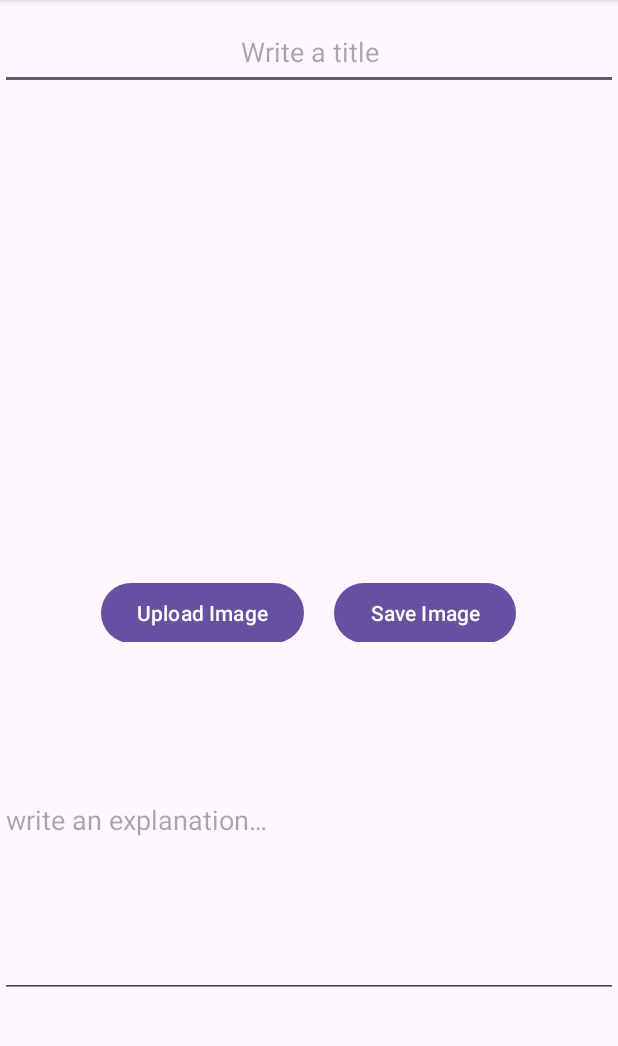
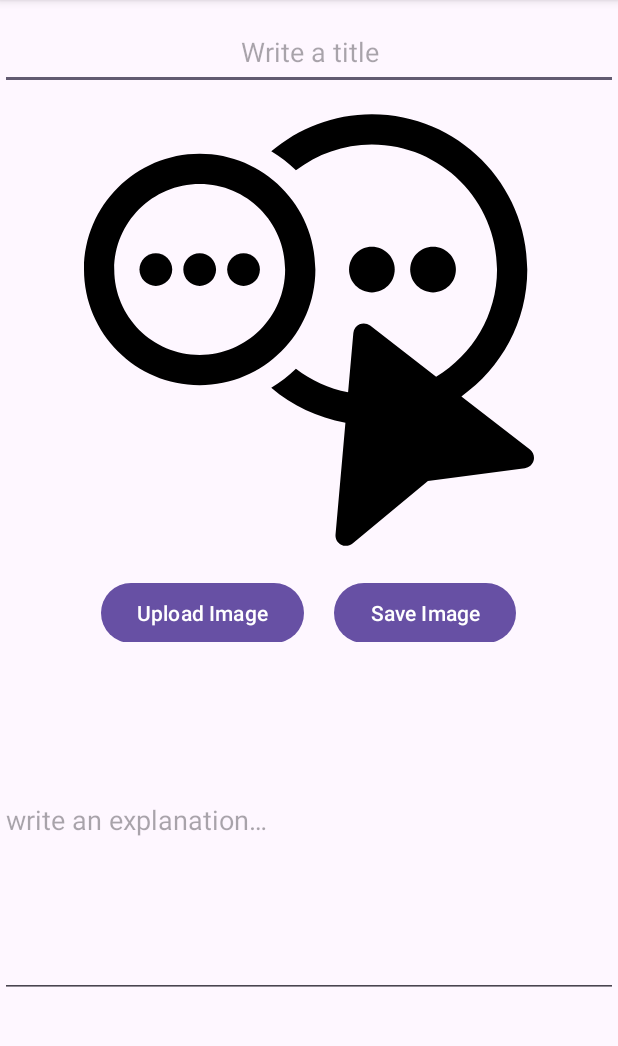
Before and after one commit to erdemserhat/Conceptor, an Android app: the ImporterActivity screen opened directly, with no data from a screen before it, on a phone screen of 412 x 824 dp, the part 96-1142 px from its top. Run offline under Robolectric (Android 15) with nearby library versions, the phone set to English and light mode, and no system bars.

```diff
--- /dev/null
+++ b/app/src/main/java/com/erdemserhat/conceptor/ui/importer/presenter/ImporterContract.kt
@@ -0,0 +1,20 @@
+package com.erdemserhat.conceptor.ui.importer.presenter
+
+import android.content.Intent
+import android.graphics.Bitmap
+
+interface ImporterContract {
+
+    interface View {
+        fun showSelectedImage(bitmap: Bitmap)
+        fun showPermissionNeededMessage()
+    }
+
+    interface Presenter {
+        fun checkPermissionAndLoadImage()
+        fun handlePermissionResult(isGranted: Boolean)
+        fun handleImageSelectionResult(data: Intent?)
+        fun attachView(view: View)
+        fun detachView()
+    }
+}
--- /dev/null
+++ b/app/src/main/res/drawable/select_tool_svgrepo_com.xml
@@ -0,0 +1,27 @@
+<vector xmlns:android="http://schemas.android.com/apk/res/android"
+    android:width="800dp"
+    android:height="800dp"
+    android:viewportWidth="492.05"
+    android:viewportHeight="492.05">
+  <path
+      android:pathData="M314.76,204.94c13.81,0 25,-11.19 25,-24.97c0,-13.81 -11.19,-24.99 -25,-24.99c-13.79,0 -24.97,11.18 -24.97,24.99C289.79,193.75 300.97,204.94 314.76,204.94z"
+      android:fillColor="#000000"/>
+  <path
+      android:pathData="M406.64,179.97c0,-13.81 -11.19,-24.99 -24.98,-24.99c-13.81,0 -25.01,11.18 -25.01,24.99c0,13.78 11.2,24.97 25.01,24.97C395.45,204.94 406.64,193.75 406.64,179.97z"
+      android:fillColor="#000000"/>
+  <path
+      android:pathData="M253.01,179.94c0,-69.76 -56.74,-126.51 -126.51,-126.51C56.74,53.43 0,110.18 0,179.94C0,249.7 56.74,306.46 126.5,306.46C196.27,306.46 253.01,249.7 253.01,179.94zM126.5,273.38c-51.51,0 -93.42,-41.92 -93.42,-93.44c0,-51.51 41.91,-93.43 93.42,-93.43c51.51,0 93.43,41.92 93.43,93.43C219.93,231.46 178.02,273.38 126.5,273.38z"
+      android:fillColor="#000000"/>
+  <path
+      android:pathData="M78.55,162.01c-9.89,0 -17.91,8.05 -17.91,17.93c0,9.89 8.02,17.91 17.91,17.91c9.9,0 17.91,-8.03 17.91,-17.91C96.46,170.05 88.45,162.01 78.55,162.01z"
+      android:fillColor="#000000"/>
+  <path
+      android:pathData="M126.5,162.01c-9.88,0 -17.91,8.05 -17.91,17.93c0,9.89 8.03,17.91 17.91,17.91c9.9,0 17.91,-8.03 17.91,-17.91C144.42,170.05 136.41,162.01 126.5,162.01z"
+      android:fillColor="#000000"/>
+  <path
+      android:pathData="M174.45,162.01c-9.9,0 -17.91,8.05 -17.91,17.93c0,9.89 8.01,17.91 17.91,17.91c9.9,0 17.91,-8.03 17.91,-17.91C192.36,170.05 184.35,162.01 174.45,162.01z"
+      android:fillColor="#000000"/>
+  <path
+      android:pathData="M487.63,376.81l-74.96,-58.17c43.5,-30.82 72.04,-81.43 72.04,-138.67c0,-93.7 -76.24,-169.94 -169.94,-169.94c-41.95,0 -80.32,15.36 -110,40.64c9.76,5.93 18.83,12.86 26.98,20.75c23.07,-17.69 51.78,-28.32 83.02,-28.32c75.46,0 136.86,61.4 136.86,136.86c0,49.75 -26.78,93.26 -66.6,117.22l-72.15,-55.98c-3.31,-2.55 -7.73,-3.1 -11.56,-1.44c-3.83,1.66 -6.43,5.3 -6.8,9.45l-5.75,65c-21.13,-4.13 -40.56,-13.09 -57.03,-25.73c-8.16,7.9 -17.23,14.81 -26.99,20.74c22.71,19.35 50.51,32.82 81.1,38.12l-10.81,122.26c-0.4,4.59 1.98,8.97 6.07,11.11c4.07,2.13 9.03,1.61 12.58,-1.33L376.06,411l106.05,-13.86c4.57,-0.6 8.32,-3.89 9.53,-8.34C492.86,384.36 491.28,379.63 487.63,376.81z"
+      android:fillColor="#000000"/>
+</vector>
--- a/app/src/main/res/layout/add_concept_acitivity.xml
+++ b/app/src/main/res/layout/add_concept_acitivity.xml
@@ -17,6 +17,7 @@
         android:layout_width="300dp"
         android:layout_height="300dp"
         android:gravity="center"
+        android:background="@drawable/select_tool_svgrepo_com"
         android:layout_gravity="center"
         android:layout_marginTop="10dp"
         android:id="@+id/addConceptActivityImageView">
```
Also changed, not shown: app/src/main/java/com/erdemserhat/conceptor/ui/importer/view/ImporterActivity.kt (+10 -2 lines).
